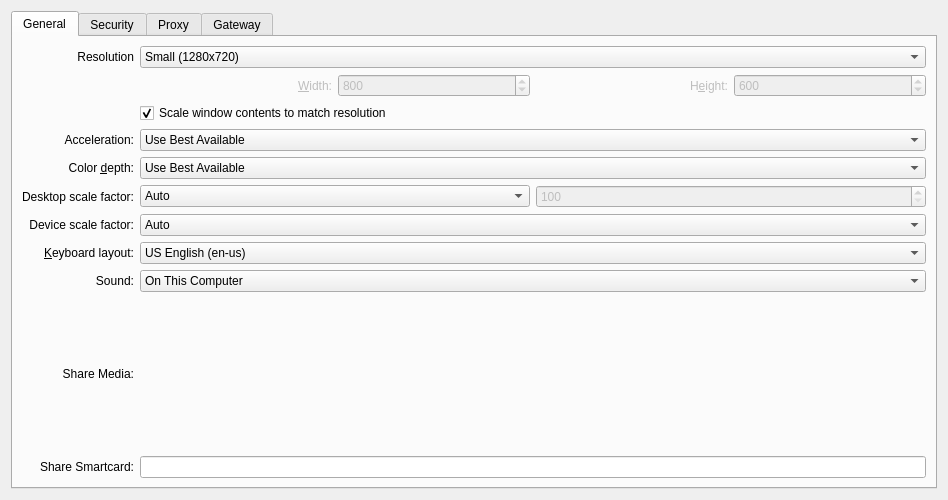
KDE/krdc, file rdp/rdppreferences.ui: the form before one commit.
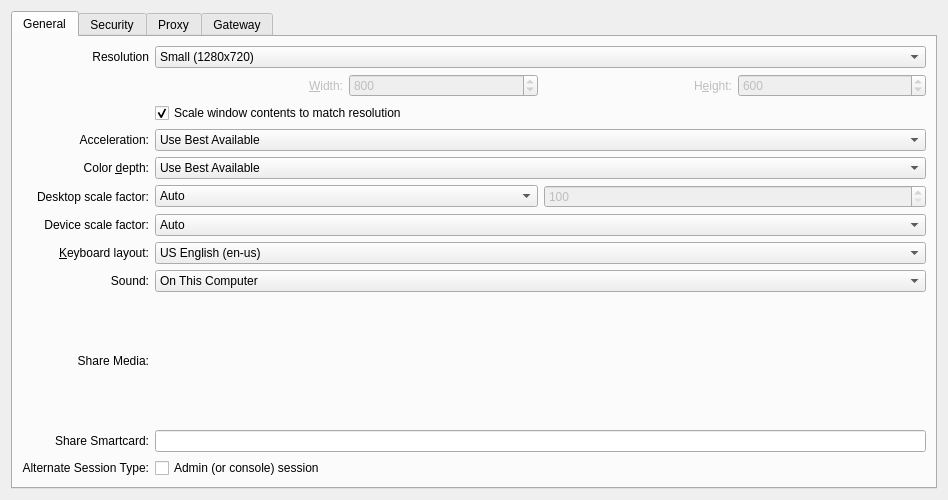
The form after the commit. Custom widgets are drawn as their Qt base class.

Commit message: Enable support for admin console sessions * Add configuration parameter for admin console session set to false as default * Add UI components to allow enabling of admin console session * Add code to handle UI callbacks for admin console configuration * Add code to turn on admin console session when connecting if request to enable is set

```diff
--- a/rdp/rdppreferences.ui
+++ b/rdp/rdppreferences.ui
@@ -683,6 +683,23 @@
        <item row="10" column="1">
         <widget class="KLineEdit" name="kcfg_SmartcardName"/>
        </item>
+       <item row="11" column="0">
+        <widget class="QLabel" name="consoleModeLabel">
+         <property name="text">
+          <string>Alternate Session Type:</string>
+         </property>
+         <property name="alignment">
+          <set>Qt::AlignRight|Qt::AlignTrailing|Qt::AlignVCenter</set>
+         </property>
+        </widget>
+       </item>
+       <item row="11" column="1">
+        <widget class="QCheckBox" name="kcfg_ConsoleMode">
+         <property name="text">
+          <string>Admin (or console) session</string>
+         </property>
+        </widget>
+       </item>
       </layout>
      </widget>
      <widget class="QWidget" name="securitySettingsTab">
```
The commit also changes 4 other files.
